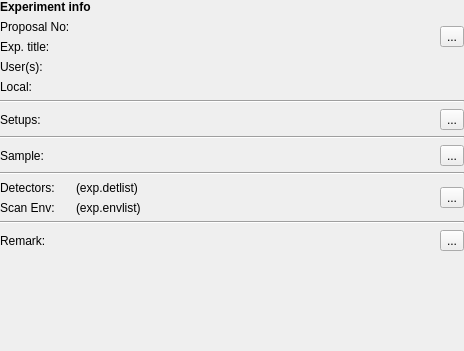
Qt form lib/nicos/clients/gui/panels/expinfo.ui (mlz-ictrl/nicos) before a commit.
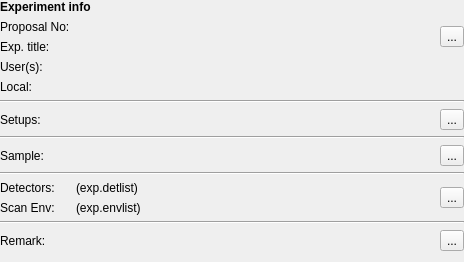
The same form after that commit. Icons and pictures are not drawn. Custom widgets are drawn as their Qt base class.

Commit message: gui expinfo panel: try to reduce default height of the panel

The edit to the form file:
```diff
--- a/lib/nicos/clients/gui/panels/expinfo.ui
+++ b/lib/nicos/clients/gui/panels/expinfo.ui
@@ -7,7 +7,7 @@
     <x>0</x>
     <y>0</y>
     <width>464</width>
-    <height>351</height>
+    <height>262</height>
    </rect>
   </property>
   <property name="windowTitle">
```
